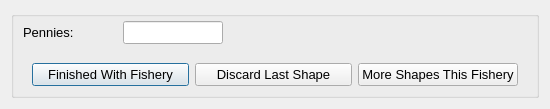
Before: the Qt Designer form mlpa_scsr_rec_cpfv/Interview/nextpolygon.ui in Ecotrust/openoceanmap-desktop, drawn with Qt 5.
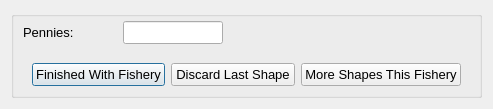
After: the same form once the commit is applied.

What changed in the file:
```diff
--- a/mlpa_scsr_rec_cpfv/Interview/nextpolygon.ui
+++ b/mlpa_scsr_rec_cpfv/Interview/nextpolygon.ui
@@ -6,7 +6,7 @@
    <rect>
     <x>0</x>
     <y>0</y>
-    <width>550</width>
+    <width>493</width>
     <height>109</height>
    </rect>
   </property>
```
